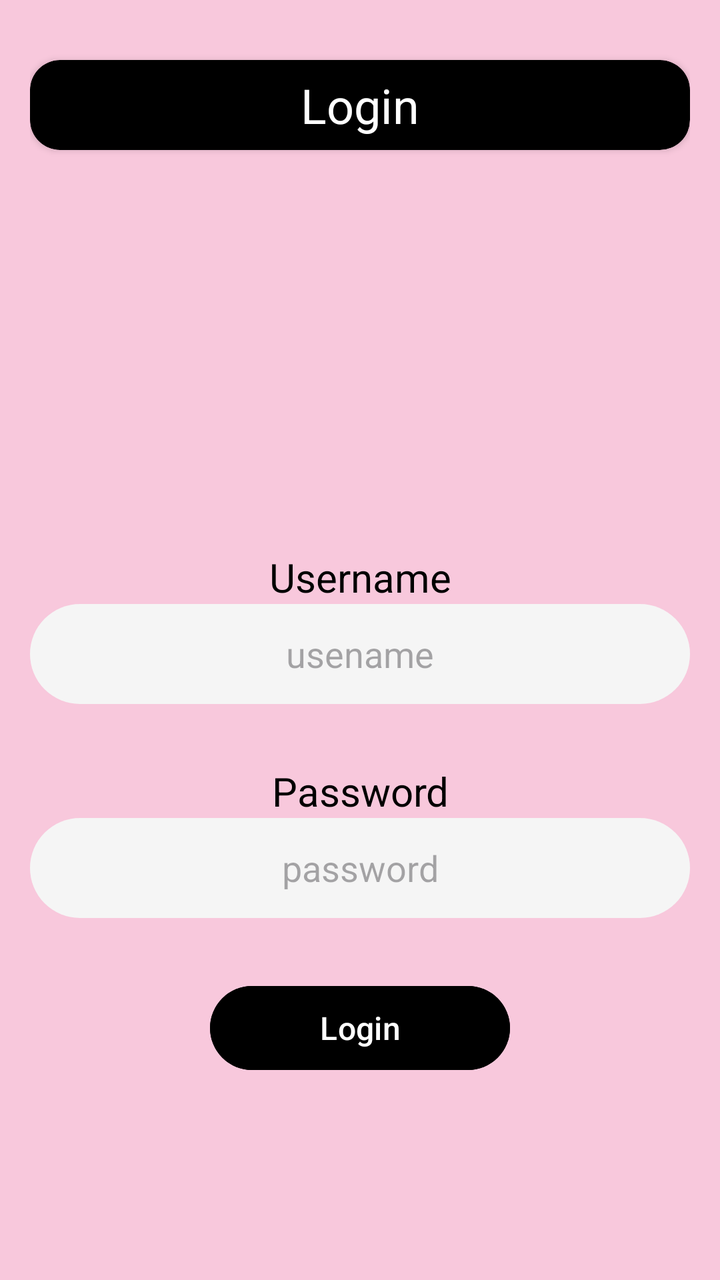
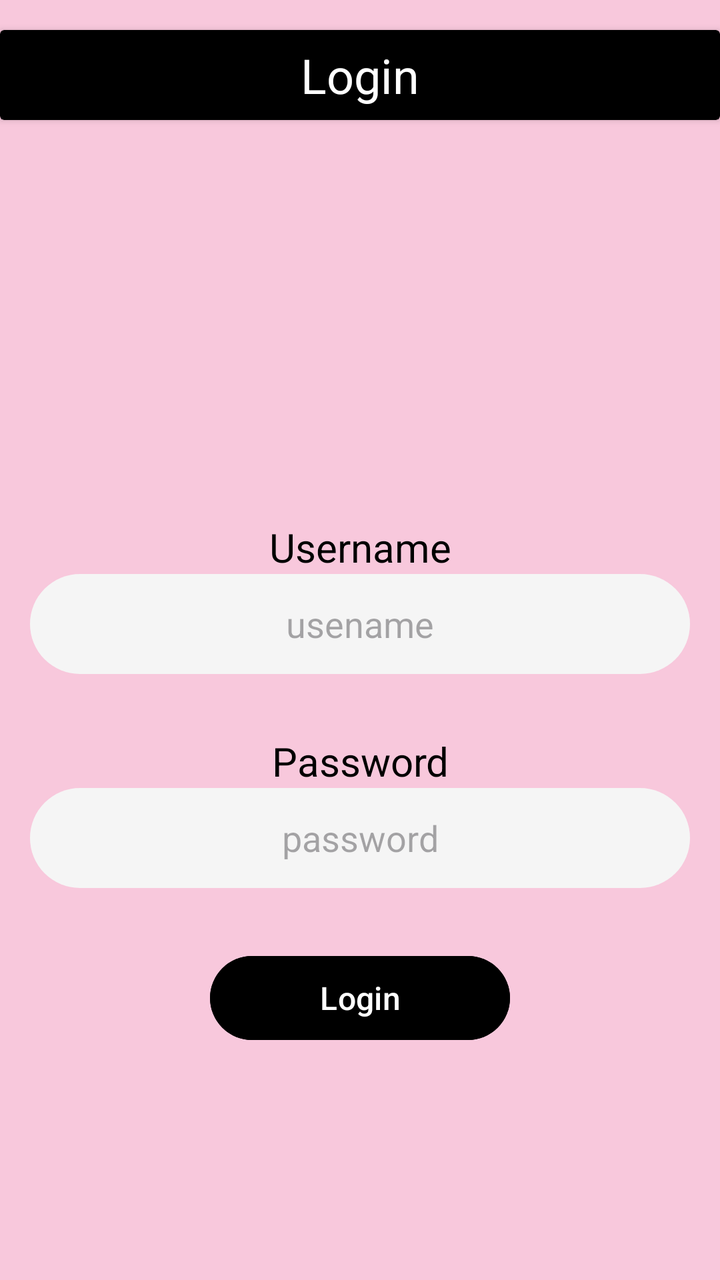

An Android layout rendered at two revisions. The XML below is the earlier revision; the diff shows what the commit changed to produce the second picture.
<!-- AndroidManifest.xml: application theme Theme.PiggyApp -->
<!-- res/layout/activity_login.xml -->
<?xml version="1.0" encoding="utf-8"?>
<androidx.constraintlayout.widget.ConstraintLayout xmlns:android="http://schemas.android.com/apk/res/android"
    xmlns:app="http://schemas.android.com/apk/res-auto"
    xmlns:tools="http://schemas.android.com/tools"
    android:id="@+id/main"
    android:layout_width="match_parent"
    android:layout_height="match_parent"
    android:background="@color/piggy_pink"
    tools:context=".LoginActivity">

    <LinearLayout
        android:layout_width="330dp"
        android:layout_height="match_parent"
        android:gravity="center_horizontal"
        android:orientation="vertical"
        app:layout_constraintEnd_toEndOf="parent"
        app:layout_constraintStart_toStartOf="parent">

        <Space
            android:layout_width="match_parent"
            android:layout_height="30dp" />

        <androidx.cardview.widget.CardView
            android:id="@+id/cardLogin"
            android:layout_width="match_parent"
            android:layout_height="45dp"
            app:cardBackgroundColor="@color/piggy_black"
            app:cardCornerRadius="15dp">

            <TextView
                android:id="@+id/textView"
                android:layout_width="wrap_content"
                android:layout_height="wrap_content"
                android:layout_gravity="center_horizontal|center_vertical"
                android:text="Login"
                android:textColor="@color/piggy_white"
                android:textSize="24sp" />
        </androidx.cardview.widget.CardView>

        <Space
            android:layout_width="match_parent"
            android:layout_height="200dp" />

        <TextView
            android:id="@+id/txtUsername"
            android:layout_width="match_parent"
            android:layout_height="wrap_content"
            android:gravity="center_horizontal"
            android:text="Username"
            android:textColor="@color/piggy_black"
            android:textSize="20sp" />

        <EditText
            android:id="@+id/edtUsername"
            android:layout_width="match_parent"
            android:layout_height="50dp"
            android:background="@drawable/rounded_corners"
            android:ems="10"
            android:gravity="center_horizontal|center_vertical"
            android:hint="usename"
            android:inputType="text" />

        <Space
            android:layout_width="match_parent"
            android:layout_height="30dp" />

        <TextView
            android:id="@+id/txtPassword"
            android:layout_width="match_parent"
            android:layout_height="wrap_content"
            android:gravity="center_horizontal"
            android:text="Password"
            android:textColor="@color/piggy_black"
            android:textSize="20sp" />

        <EditText
            android:id="@+id/edtPassword"
            android:layout_width="match_parent"
            android:layout_height="50dp"
            android:background="@drawable/rounded_corners"
            android:ems="10"
            android:gravity="center_horizontal|center_vertical"
            android:hint="password"
            android:inputType="textPassword" />

        <Space
            android:layout_width="match_parent"
            android:layout_height="30dp" />

        <Button
            android:id="@+id/btnLogin"
            android:layout_width="150dp"
            android:layout_height="50dp"
            android:backgroundTint="@color/piggy_black"
            android:text="Login"
            android:textSize="16sp" />

    </LinearLayout>
</androidx.constraintlayout.widget.ConstraintLayout>
<!-- resources referenced by this layout -->
<resources>
  <color name="piggy_black">#000000</color>
  <color name="piggy_pink">#F8C8DC</color>
  <color name="piggy_white">#FFFFFF</color>
  <!-- drawable rounded_corners (drawable) -->
  <?xml version="1.0" encoding="utf-8"?>
  <shape xmlns:android="http://schemas.android.com/apk/res/android"
      android:shape="rectangle"
      android:padding="10dp">
  
      <solid android:color="@color/piggy_gray" />
      <corners
  
          android:radius="250dp"/>
  </shape>
  <style name="Theme.PiggyApp" parent="Base.Theme.PiggyApp" />
  <color name="piggy_gray">#F5F5F5</color>
  <style name="Base.Theme.PiggyApp" parent="Theme.Material3.DayNight.NoActionBar">
          
          
      </style>
</resources>

<!-- the commit's change to res/layout/activity_login.xml (unified diff, before → after) -->
@@ -9,7 +9,7 @@
     tools:context=".LoginActivity">
 
     <LinearLayout
-        android:layout_width="330dp"
+        android:layout_width="0dp"
         android:layout_height="match_parent"
         android:gravity="center_horizontal"
         android:orientation="vertical"
@@ -18,14 +18,13 @@
 
         <Space
             android:layout_width="match_parent"
-            android:layout_height="30dp" />
+            android:layout_height="15dp" />
 
         <androidx.cardview.widget.CardView
             android:id="@+id/cardLogin"
             android:layout_width="match_parent"
             android:layout_height="45dp"
-            app:cardBackgroundColor="@color/piggy_black"
-            app:cardCornerRadius="15dp">
+            app:cardBackgroundColor="@color/piggy_black">
 
             <TextView
                 android:id="@+id/textView"
@@ -52,7 +51,7 @@
 
         <EditText
             android:id="@+id/edtUsername"
-            android:layout_width="match_parent"
+            android:layout_width="330dp"
             android:layout_height="50dp"
             android:background="@drawable/rounded_corners"
             android:ems="10"
@@ -75,7 +74,7 @@
 
         <EditText
             android:id="@+id/edtPassword"
-            android:layout_width="match_parent"
+            android:layout_width="330dp"
             android:layout_height="50dp"
             android:background="@drawable/rounded_corners"
             android:ems="10"
